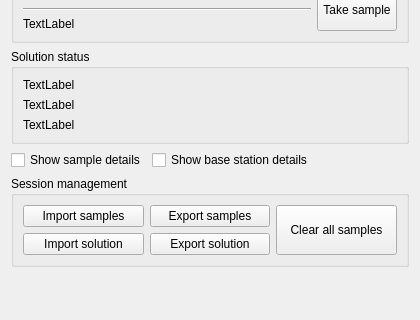
bitcraze/crazyflie-clients-python, file src/cfclient/ui/widgets/geo_estimator.ui: the form before one commit; both pictures show x 0 to 420 and y 178 to 498 of the 420 by 793 pixel window.
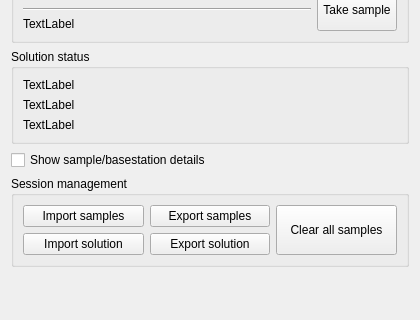
The form after the commit.

Commit message: Reworked sample/bs details

What changed in the file:
```diff
--- a/src/cfclient/ui/widgets/geo_estimator.ui
+++ b/src/cfclient/ui/widgets/geo_estimator.ui
@@ -496,14 +496,7 @@
          <item>
           <widget class="QCheckBox" name="_sample_details_checkbox">
            <property name="text">
-            <string>Show sample details</string>
-           </property>
-          </widget>
-         </item>
-         <item>
-          <widget class="QCheckBox" name="_base_station_details_checkbox">
-           <property name="text">
-            <string>Show base station details</string>
+            <string>Show sample/basestation details</string>
            </property>
           </widget>
          </item>
```
Left out of the diff: 2 changed lines with no effect on the pictures. The commit also changes 5 other files.
